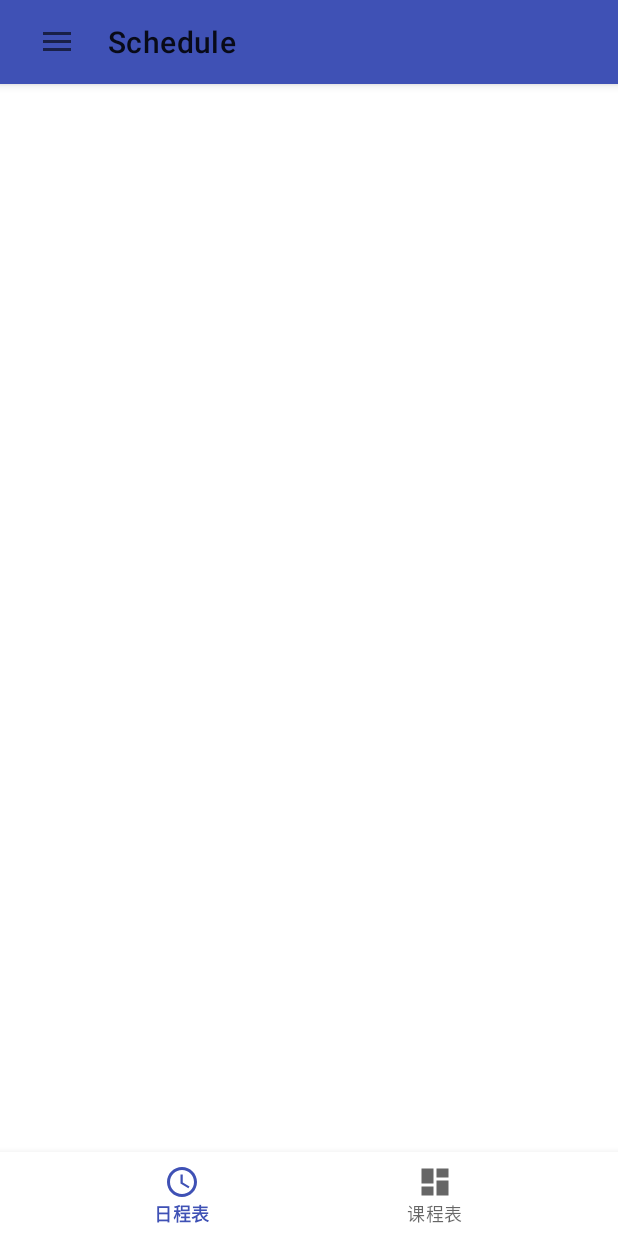
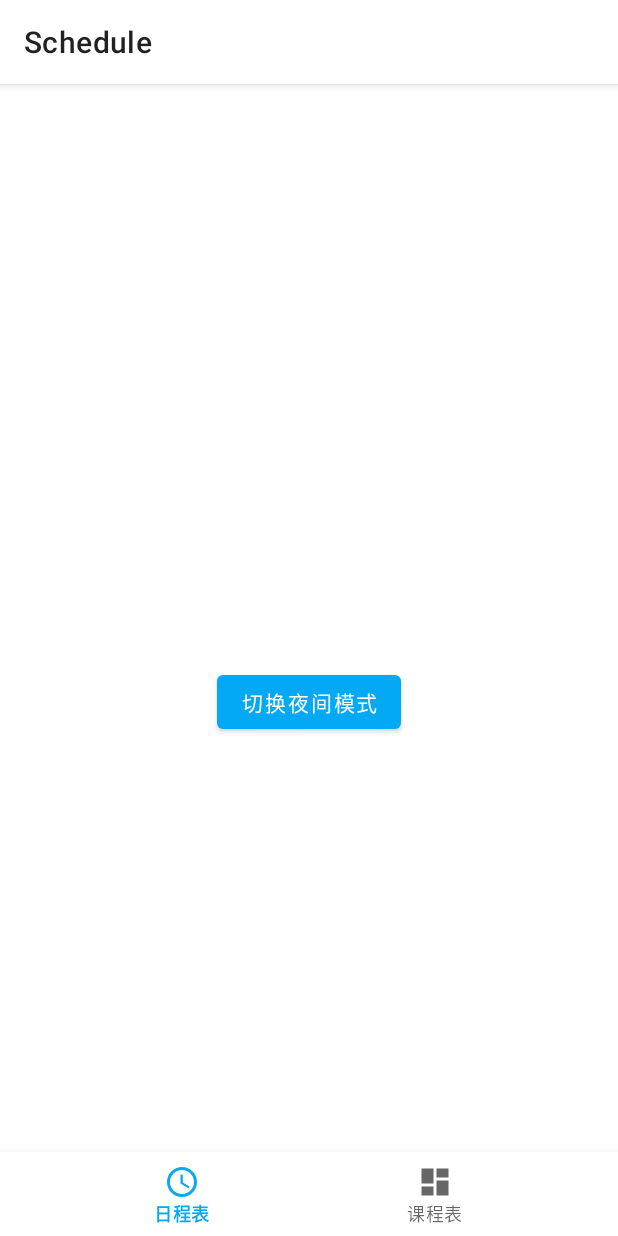
Before and after one commit to simple565/Schedule, an Android app: the screen it shows after launch (MainActivity), on a phone screen of 412 x 824 dp. Run offline under Robolectric (Android 15) with nearby library versions, the light colour scheme and no system bars.

Commit message:
交互修改(未完成)

```diff
--- a/app/build.gradle
+++ b/app/build.gradle
@@ -9,7 +9,7 @@ android {
     buildToolsVersion '30.0.3'
     defaultConfig {
         applicationId "com.maureen.schedule"
-        minSdkVersion 21
+        minSdkVersion 23
         targetSdkVersion 30
         versionCode 1
         versionName "1.0"
--- a/app/src/main/java/com/maureen/schedule/view/MainActivity.kt
+++ b/app/src/main/java/com/maureen/schedule/view/MainActivity.kt
@@ -1,9 +1,7 @@
 package com.maureen.schedule.view
 
 import android.os.Bundle
-import androidx.appcompat.app.ActionBarDrawerToggle
 import androidx.appcompat.app.AppCompatActivity
-import androidx.drawerlayout.widget.DrawerLayout
 import androidx.fragment.app.Fragment
 import androidx.viewpager2.adapter.FragmentStateAdapter
 import androidx.viewpager2.widget.ViewPager2.OnPageChangeCallback
@@ -21,15 +19,6 @@ class MainActivity : AppCompatActivity() {
         with(viewBinding) {
             with(mainToolBar) {
                 setSupportActionBar(this)
-            }
-            with(mainDrawableLayout) {
-                val toggle = ActionBarDrawerToggle(
-                    this@MainActivity, mainDrawableLayout, mainToolBar,
-                    R.string.navigation_drawer_open, R.string.navigation_drawer_close
-                )
-                addDrawerListener(toggle)
-                toggle.syncState()
-                setDrawerLockMode(DrawerLayout.LOCK_MODE_UNLOCKED)
             }
             mainVpContainer.adapter = object : FragmentStateAdapter(this@MainActivity) {
                 override fun getItemCount(): Int {
--- a/app/src/main/java/com/maureen/schedule/view/ScheduleFragment.kt
+++ b/app/src/main/java/com/maureen/schedule/view/ScheduleFragment.kt
@@ -8,14 +8,12 @@ import androidx.fragment.app.Fragment
 import com.maureen.schedule.databinding.FragmentScheduleBinding
 
 class ScheduleFragment : Fragment() {
-    private val viewBinding by lazy {
-        FragmentScheduleBinding.inflate(layoutInflater)
-    }
-
+    private lateinit var viewBinding: FragmentScheduleBinding
     override fun onCreateView(
         inflater: LayoutInflater, container: ViewGroup?,
         savedInstanceState: Bundle?
     ): View {
+        viewBinding = FragmentScheduleBinding.inflate(inflater, container, false)
         return viewBinding.root
     }
 
--- a/app/src/main/res/layout/activity_main.xml
+++ b/app/src/main/res/layout/activity_main.xml
@@ -1,16 +1,10 @@
 <?xml version="1.0" encoding="utf-8"?>
-<androidx.drawerlayout.widget.DrawerLayout xmlns:android="http://schemas.android.com/apk/res/android"
+<androidx.coordinatorlayout.widget.CoordinatorLayout xmlns:android="http://schemas.android.com/apk/res/android"
     xmlns:app="http://schemas.android.com/apk/res-auto"
     xmlns:tools="http://schemas.android.com/tools"
-    android:id="@+id/main_drawable_layout"
     android:layout_width="match_parent"
     android:layout_height="match_parent"
-    tools:context=".view.MainActivity"
-    tools:openDrawer="start">
-
-    <androidx.coordinatorlayout.widget.CoordinatorLayout
-        android:layout_width="match_parent"
-        android:layout_height="match_parent">
+    tools:context=".view.MainActivity">
 
     <com.google.android.material.appbar.AppBarLayout
         android:layout_width="match_parent"
@@ -20,6 +14,7 @@
             android:id="@+id/main_tool_bar"
             android:layout_width="match_parent"
             android:layout_height="?actionBarSize"
+            android:background="?android:attr/colorPrimaryDark"
             android:paddingStart="10dp"
             android:paddingEnd="10dp"
             app:layout_scrollFlags="scroll|enterAlways" />
@@ -43,11 +38,3 @@
         app:layout_behavior="@string/hide_bottom_view_on_scroll_behavior"
         app:menu="@menu/menu_main" />
 </androidx.coordinatorlayout.widget.CoordinatorLayout>
-
-    <com.google.android.material.navigation.NavigationView
-        android:id="@+id/main_start_nav_view"
-        android:layout_width="wrap_content"
-        android:layout_height="match_parent"
-        android:layout_gravity="start"
-        android:background="@color/white" />
-</androidx.drawerlayout.widget.DrawerLayout>
--- a/app/src/main/res/layout/fragment_course_table.xml
+++ b/app/src/main/res/layout/fragment_course_table.xml
@@ -19,7 +19,6 @@
             android:layout_width="32dp"
             android:layout_height="match_parent"
             android:gravity="center"
-            android:textColor="@color/textColorPrimary"
             tools:text="11月" />
     </LinearLayout>
 
@@ -28,7 +27,6 @@
         android:layout_width="match_parent"
         android:layout_height="0dp"
         android:layout_weight="1"
-        android:background="@color/pageBackground"
         android:orientation="vertical"
         android:scrollbars="none">
 
--- a/app/src/main/res/layout/fragment_edit_course.xml
+++ b/app/src/main/res/layout/fragment_edit_course.xml
@@ -11,7 +11,6 @@
         android:id="@+id/edit_tool_bar"
         android:layout_width="match_parent"
         android:layout_height="wrap_content"
-        android:background="@color/colorPrimary"
         android:minHeight="?actionBarSize"
         app:contentInsetStartWithNavigation="0dp"
         app:menu="@menu/menu_edit_course"
--- a/app/src/main/res/layout/fragment_schedule.xml
+++ b/app/src/main/res/layout/fragment_schedule.xml
@@ -1,9 +1,20 @@
 <?xml version="1.0" encoding="utf-8"?>
 <androidx.constraintlayout.widget.ConstraintLayout xmlns:android="http://schemas.android.com/apk/res/android"
+    xmlns:app="http://schemas.android.com/apk/res-auto"
     xmlns:tools="http://schemas.android.com/tools"
     android:layout_width="match_parent"
     android:layout_height="match_parent"
     tools:context=".view.ScheduleFragment">
 
+    <com.google.android.material.button.MaterialButton
+        android:id="@+id/share"
+        android:layout_width="wrap_content"
+        android:layout_height="wrap_content"
+        android:text="切换夜间模式"
+        app:layout_constraintBottom_toBottomOf="parent"
+        app:layout_constraintEnd_toEndOf="parent"
+        app:layout_constraintStart_toStartOf="parent"
+        app:layout_constraintTop_toTopOf="parent" />
+
 
 </androidx.constraintlayout.widget.ConstraintLayout>
--- a/app/src/main/res/values-night/themes.xml
+++ b/app/src/main/res/values-night/themes.xml
@@ -1,3 +1,14 @@
 <resources>
 
+    <style name="AppTheme" parent="Theme.MaterialComponents.DayNight.NoActionBar">
+        <item name="colorPrimary">@color/light_blue_500</item>
+        <item name="colorPrimaryDark">@color/black</item>
+        <item name="colorSecondary">@color/teal_500</item>
+        <item name="colorOnPrimary">@color/teal_500</item>
+        <item name="colorOnSurface">@color/black</item>
+        <item name="colorAccent">@color/light_blue_700</item>
+        <item name="background">@color/dark</item>
+        <item name="colorSurface">@color/dark</item>
+        <item name="android:windowLightStatusBar">false</item>
+    </style>
 </resources>
--- a/app/src/main/res/values/colors.xml
+++ b/app/src/main/res/values/colors.xml
@@ -1,11 +1,11 @@
 <?xml version="1.0" encoding="utf-8"?>
 <resources>
-    <color name="colorPrimary">#3F51B5</color>
-    <color name="colorPrimaryDark">#303F9F</color>
-    <color name="colorAccent">#03A9F4</color>
-    <color name="textColorPrimary">#212121</color>
-    <color name="dividerColor">#BDBDBD</color>
-    <color name="weekBackground">#87CEFA</color>
     <color name="white">#FFFFFF</color>
-    <color name="pageBackground">#FFFAFA</color>
+    <color name="black">#000000</color>
+    <color name="dark">#121212</color>
+    <color name="gray_50">#FAFAFA</color>
+    <color name="teal_500">#009688</color>
+    <color name="teal_700">#00796b</color>
+    <color name="light_blue_500">#03a9f4</color>
+    <color name="light_blue_700">#0288d1</color>
 </resources>
--- a/app/src/main/res/values/themes.xml
+++ b/app/src/main/res/values/themes.xml
@@ -1,8 +1,14 @@
 <resources>
 
     <style name="AppTheme" parent="Theme.MaterialComponents.DayNight.NoActionBar">
-        <item name="colorPrimary">@color/colorPrimary</item>
-        <item name="colorPrimaryDark">@color/colorPrimaryDark</item>
-        <item name="colorAccent">@color/colorAccent</item>
+        <item name="colorPrimary">@color/light_blue_500</item>
+        <item name="colorPrimaryDark">@color/white</item>
+        <item name="colorSecondary">@color/teal_500</item>
+        <item name="colorOnPrimary">@color/white</item>
+        <item name="colorOnSurface">@color/black</item>
+        <item name="colorAccent">@color/light_blue_700</item>
+        <item name="background">@color/white</item>
+        <item name="colorSurface">@color/white</item>
+        <item name="android:windowLightStatusBar">true</item>
     </style>
 </resources>
```
Lines whose indentation alone changed are shown as unchanged.
